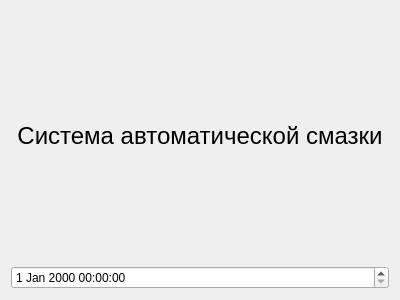
Old version of the form KAMEditor/gui/options/lubricationsystemwindow.ui in the repository Xtail96/SML.
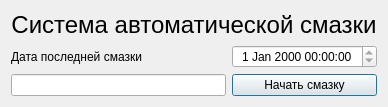
New version of the form.

Commit message: Рефакторинг окна САС

The edit to the form file:
```diff
--- a/KAMEditor/gui/options/lubricationsystemwindow.ui
+++ b/KAMEditor/gui/options/lubricationsystemwindow.ui
@@ -6,15 +6,18 @@
    <rect>
     <x>0</x>
     <y>0</y>
-    <width>400</width>
-    <height>300</height>
+    <width>350</width>
+    <height>200</height>
    </rect>
   </property>
   <property name="windowTitle">
    <string>Система автоматической смазки</string>
   </property>
   <layout class="QGridLayout" name="gridLayout">
-   <item row="0" column="0">
+   <property name="sizeConstraint">
+    <enum>QLayout::SetFixedSize</enum>
+   </property>
+   <item row="0" column="0" colspan="3">
     <widget class="QLabel" name="lubricationSystemTitleLabel">
      <property name="font">
       <font>
@@ -29,8 +32,42 @@
      </property>
     </widget>
    </item>
-   <item row="1" column="0">
-    <widget class="QDateTimeEdit" name="lastLubricationDateTimeEdit"/>
+   <item row="2" column="2">
+    <widget class="QPushButton" name="lubricatePushButton">
+     <property name="text">
+      <string>Начать смазку</string>
+     </property>
+    </widget>
+   </item>
+   <item row="2" column="0" colspan="2">
+    <widget class="QLineEdit" name="statusLineEdit">
+     <property name="readOnly">
+      <bool>true</bool>
+     </property>
+    </widget>
+   </item>
+   <item row="1" column="2">
+    <widget class="QDateTimeEdit" name="lastLubricationDateTimeEdit">
+     <property name="alignment">
+      <set>Qt::AlignCenter</set>
+     </property>
+     <property name="readOnly">
+      <bool>true</bool>
+     </property>
+     <property name="accelerated">
+      <bool>false</bool>
+     </property>
+     <property name="showGroupSeparator" stdset="0">
+      <bool>false</bool>
+     </property>
+    </widget>
+   </item>
+   <item row="1" column="0" colspan="2">
+    <widget class="QLabel" name="lastLubricateLabel">
+     <property name="text">
+      <string>Дата последней смазки</string>
+     </property>
+    </widget>
    </item>
   </layout>
  </widget>
```
